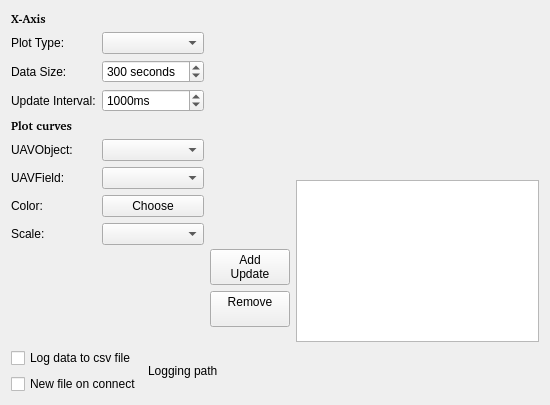
Before: the Qt Designer form ground/openpilotgcs/src/plugins/scope/scopegadgetoptionspage.ui in openpilot/OpenPilot, drawn with Qt 5.
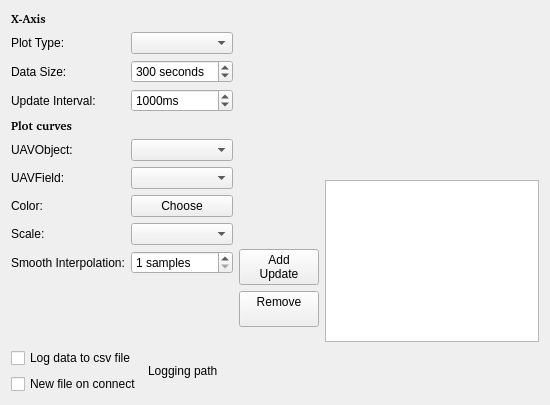
After: the same form once the commit is applied. Custom widgets are drawn as their Qt base class.

Commit message: GCS/ScopePlugin: Allow SoftwareInterpolation of measurement value

```diff
--- a/ground/openpilotgcs/src/plugins/scope/scopegadgetoptionspage.ui
+++ b/ground/openpilotgcs/src/plugins/scope/scopegadgetoptionspage.ui
@@ -159,6 +159,32 @@
          </property>
         </widget>
        </item>
+       <item row="9" column="0">
+        <widget class="QLabel" name="label_10">
+         <property name="text">
+          <string>Smooth Interpolation:</string>
+         </property>
+        </widget>
+       </item>
+       <item row="9" column="1">
+        <widget class="QSpinBox" name="spnInterpolationSamples">
+         <property name="suffix">
+          <string> samples</string>
+         </property>
+         <property name="minimum">
+          <number>1</number>
+         </property>
+         <property name="maximum">
+          <number>1001</number>
+         </property>
+         <property name="singleStep">
+          <number>10</number>
+         </property>
+         <property name="value">
+          <number>1</number>
+         </property>
+        </widget>
+       </item>
       </layout>
      </item>
      <item>
```
The commit also changes 9 other files.
